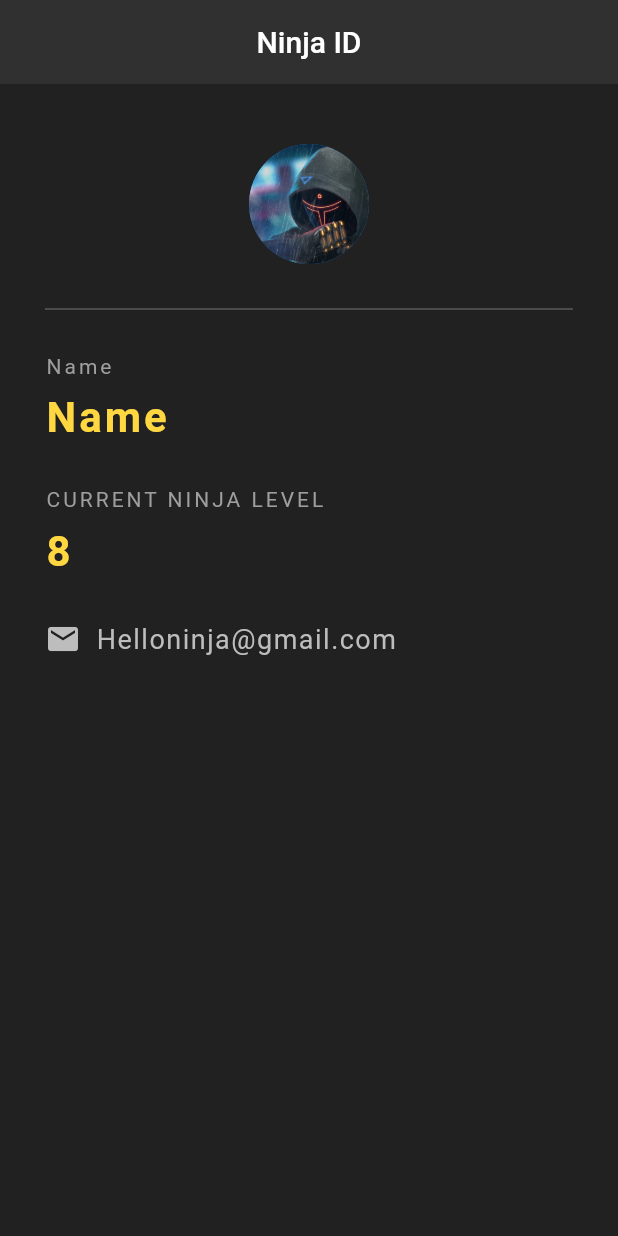
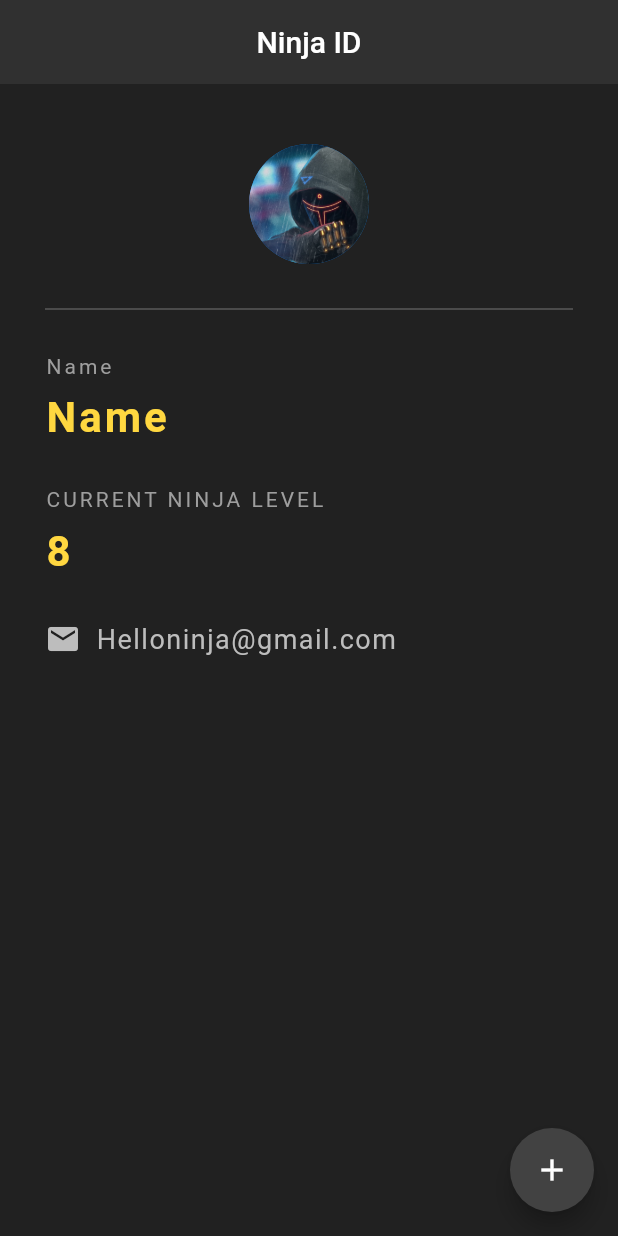
Before and after one commit to davdwhyte87/sampleproject, a Flutter app: the screen it shows after launch, on a phone screen of 412 x 824 dp. Run offline on Flutter 3.47's test engine with Material 2 defaults, Android fonts, the phone set to English and light mode, and no system bars.

Commit message:
Update main.dart

```diff
--- a/lib/main.dart
+++ b/lib/main.dart
@@ -6,7 +6,13 @@ void main() {
   ));
 }
 
-class NinjaCard extends StatelessWidget{
+class NinjaCard extends StatefulWidget{
+  @override
+  State<NinjaCard> createState() => _NinjaCardState();
+}
+
+class _NinjaCardState extends State<NinjaCard> {
+  int ninjaLevel = 8;
   @override
   Widget build(BuildContext context){
     return Scaffold(
@@ -69,9 +75,9 @@ class NinjaCard extends StatelessWidget{
             const SizedBox(
               height: 10,
             ),
-            const Text(
-              "8",
-              style: TextStyle(
+             Text(
+              "$ninjaLevel",
+              style: const TextStyle(
                 color: Colors.amberAccent,
                 letterSpacing: 2,
                 fontSize: 28,
@@ -104,6 +110,17 @@ class NinjaCard extends StatelessWidget{
           ],
         ),
       ),
+      floatingActionButton: FloatingActionButton(
+        backgroundColor: Colors.grey[800],
+        onPressed: () {
+          setState(() {
+            ninjaLevel +=1;
+          });
+        },
+        child: Icon(
+          Icons.add
+        ),
+      ),
     );
   }
 }
```
